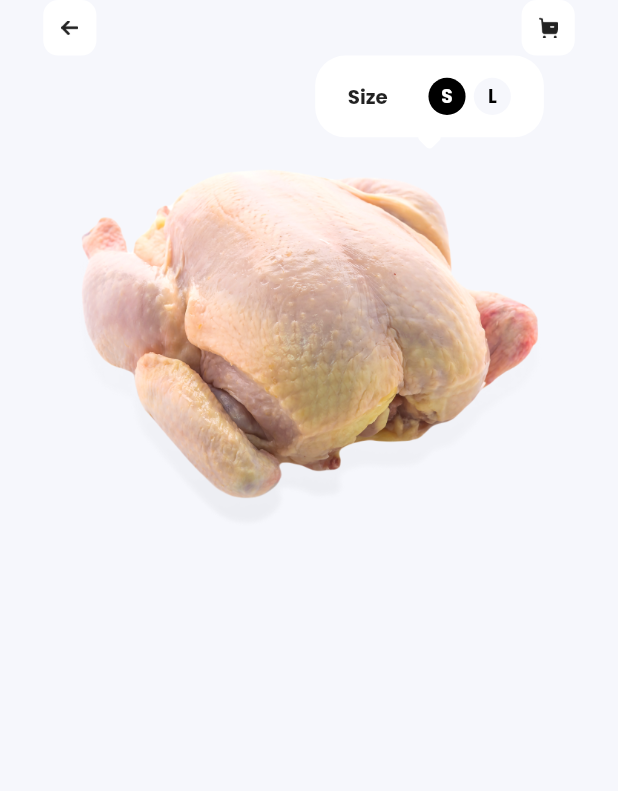
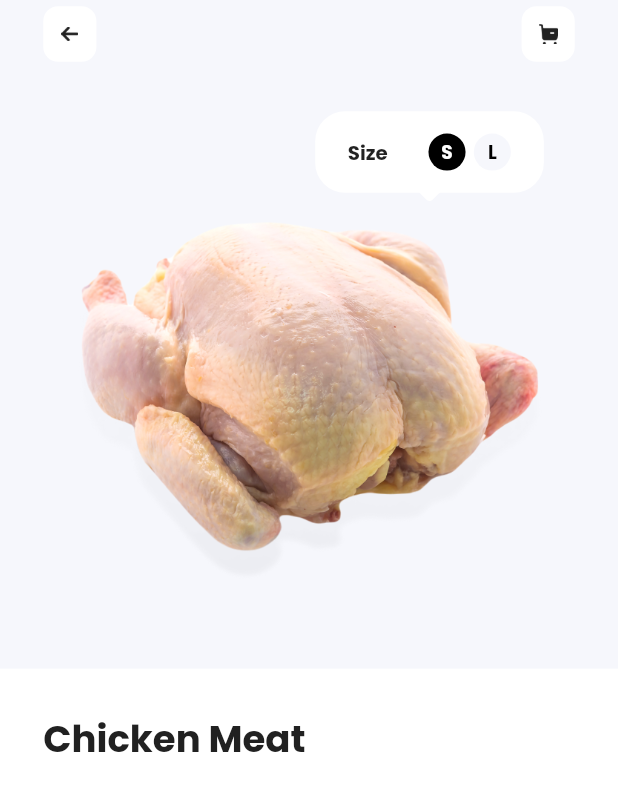
Before and after one commit to araujo-alef/dine_market_app_flutter, a Flutter app: the ProductDetailsPage screen opened by its route, on a phone screen of 412 x 824 dp. Shown: the top 791 px of the screen. Run offline on Flutter 3.47's test engine with Material 2 defaults, Android fonts, the phone set to English and light mode, and no system bars; our stand-ins replace carousel_slider, get, google_fonts, smooth_page_indicator.

Commit message:
added product name on product details page

```diff
--- a/lib/app/ui/android/product_details/product_details_page.dart
+++ b/lib/app/ui/android/product_details/product_details_page.dart
@@ -13,10 +13,12 @@ class ProductDetailsPage extends StatelessWidget {
       backgroundColor: Color(0XFFF6F7FC),
       body: SafeArea(
         child: Container(
+          height: height * 100,
           child: Column(
             children: [
               Container(
-                margin: EdgeInsets.only( left: width * 7, right: width * 7),
+                height: height * 9,
+                padding: EdgeInsets.only( left: width * 7, right: width * 7, bottom: height * 4, top: height * 0.5),
                 child: Row(
                   mainAxisAlignment: MainAxisAlignment.spaceBetween,
                   children: [
@@ -58,7 +60,8 @@ class ProductDetailsPage extends StatelessWidget {
                 ),
               ),
               Container(
-                margin: EdgeInsets.only(bottom: height * 1.5, left: width * 7, right: width * 7),
+                height: height * 8.6,
+                padding: EdgeInsets.only(bottom: height * 1.5, left: width * 7, right: width * 7),
                 alignment: Alignment.centerRight,
                 child: Padding(
                   padding: EdgeInsets.only(right: width * 5),
@@ -78,7 +81,39 @@ class ProductDetailsPage extends StatelessWidget {
                   ),
                 ),
               ),
+              Expanded(
+                child: Container(
+                  color: Colors.white,
+                  child: Container(
+                    margin: EdgeInsets.only(left: width * 7, right: width * 7),
+                    child: Column(
+                      children: [
+                        Padding(
+                          padding: EdgeInsets.only(top: height * 3.5, bottom: height * 4.5),
+                          child: Row(
+                            crossAxisAlignment: CrossAxisAlignment.center,
+                            mainAxisAlignment: MainAxisAlignment.spaceBetween,
+                            children: [
+                              Text(
+                                'Chicken Meat',
+                                style: GoogleFonts.poppins(
+                                  fontWeight: FontWeight.bold,
+                                  fontSize: height * 3,
+                                  color: Color(0XFF212121)
+                                ),
+                              ),
 
+                            ],
+                          ),
+                        ),
+                        Container(
+                          color: Colors.blue,
+                        )
+                      ],
+                    ),
+                  ),
+                ),
+              ),
             ],
           ),
         ),
@@ -89,6 +124,7 @@ class ProductDetailsPage extends StatelessWidget {
   Widget cardProdutctSize(width, height) {
     return
     Container(
+      height: height * 7.1,
       child: Stack(
         children: [
           Positioned(
@@ -107,7 +143,7 @@ class ProductDetailsPage extends StatelessWidget {
             ),
           ),
           Container(
-            margin: EdgeInsets.only(bottom: width * 1.5),
+            margin: EdgeInsets.only(bottom: height * 0.5),
             width: width * 37,
             decoration: BoxDecoration(
               color: Colors.white,
@@ -119,6 +155,7 @@ class ProductDetailsPage extends StatelessWidget {
                 children: [
                   Container(
                     width: width * 17,
+                    child: SizedBox(
                       child: Text(
                         'Size',
                         textAlign: TextAlign.center,
@@ -126,10 +163,12 @@ class ProductDetailsPage extends StatelessWidget {
                           fontWeight: FontWeight.bold,
                           fontSize: height * 1.6
                         ),
+                      ),
                     )
                   ),
                   Container(
                     width: width * 18,
+                    height: height * 3,
                     child: Padding(
                       padding: EdgeInsets.only(right:  width * 2),
                       child: Row(
```
Lines whose indentation alone changed are shown as unchanged.
